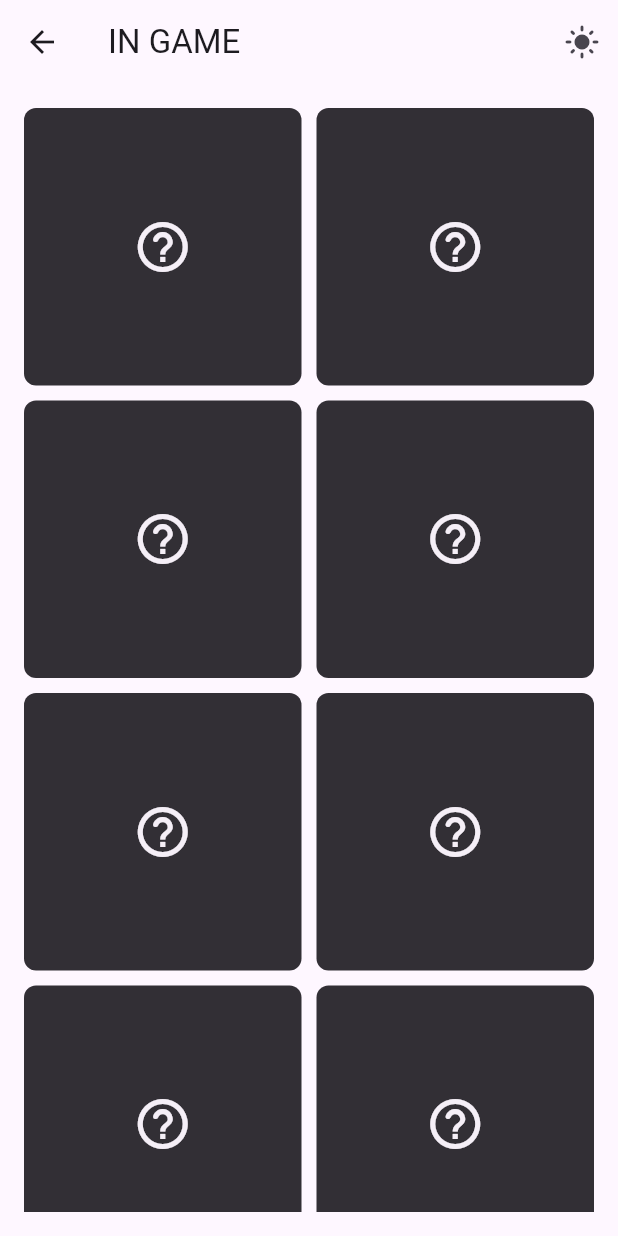
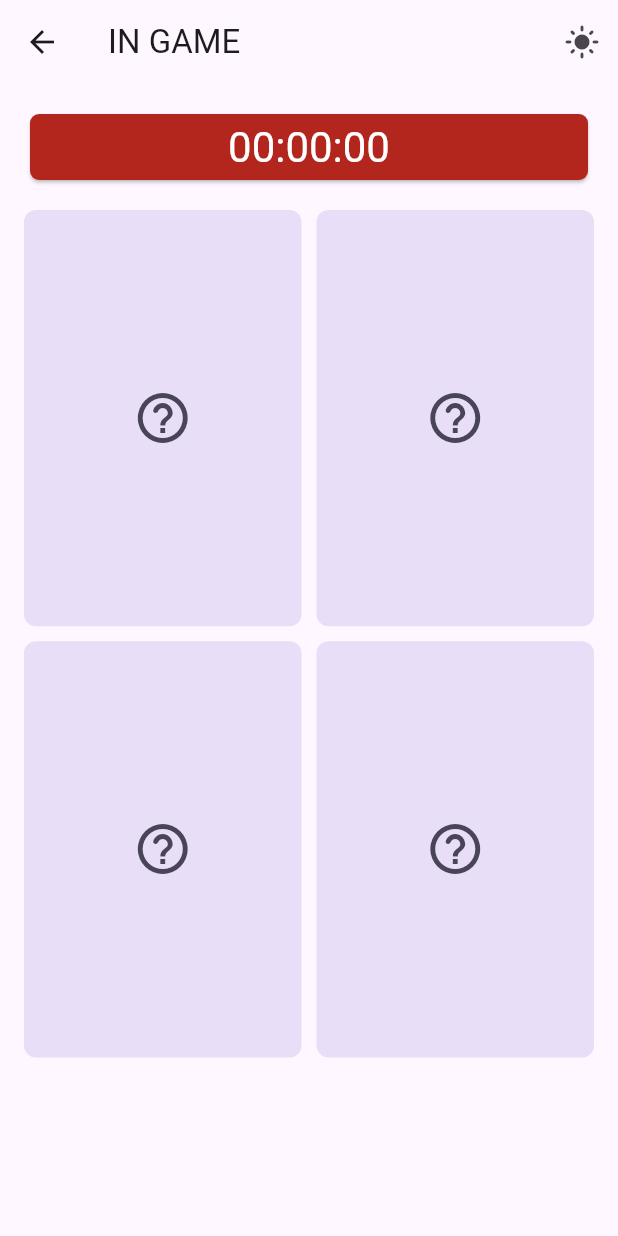
Before and after one commit to canonflow/et_imatching_canonflow, a Flutter app: the GameScreen screen opened by its route, on a phone screen of 412 x 824 dp. Run offline on Flutter 3.47's test engine with Material 3 defaults, Android fonts, the phone set to English and light mode, and no system bars; drawn by our look-alikes of flip_card; our stand-ins replace google_fonts; missing offline and left inert: json_theme; network calls fail.

Commit message:
style: style card and adjust grid size

```diff
--- a/lib/screens/game.dart
+++ b/lib/screens/game.dart
@@ -13,8 +13,10 @@ class GameScreen extends StatefulWidget {
 }
 
 class _GameScreenState extends State<GameScreen> {
-  int _level = 2;
+  int _level = 1;
   int _score = 0;
+  int _mistakes = 0;
+  int _moves = 0;
   bool _inAnimation = false;
   late List<match_image_class.MatchImage> images;
   List<match_image_class.MatchImage> tappedCards = [];
@@ -89,14 +91,40 @@ class _GameScreenState extends State<GameScreen> {
       body: Padding(
         padding: const EdgeInsets.all(16),
         child: SingleChildScrollView(
-          child: GridView.builder(
+          child: Column(
+            children: [
+              // ===== HEADER =====
+              Card(
+                color: Theme.of(context).colorScheme.error,
+                shape: RoundedRectangleBorder(
+                    borderRadius: BorderRadius.circular(6)
+                ),
+                clipBehavior: Clip.antiAlias,
+                child: Padding(
+                  padding: EdgeInsets.symmetric(vertical: 4),
+                  child: Center(
+                    child: Text(
+                      "00:00:00",
+                      style: Theme.of(context).textTheme.headlineMedium?.copyWith(
+                        color: Theme.of(context).colorScheme.onError
+                      ),
+                    ),
+                  ),
+                )
+              ),
+
+              SizedBox(height: 16),
+
+              // ===== KARTU =====
+              GridView.builder(
                 shrinkWrap: true,
                 physics: NeverScrollableScrollPhysics(),
                 itemCount: images.length,
                 gridDelegate: SliverGridDelegateWithFixedCrossAxisCount(
-              crossAxisCount: (_level < 3) ? 2 : 3,
+                  crossAxisCount: (_level < 2) ? 2 : 4,
                   crossAxisSpacing: 10,
-              mainAxisSpacing: 10
+                  mainAxisSpacing: 10,
+                  childAspectRatio: 2 / 3
                 ),
                 itemBuilder: (context, index) {
                   final card = images[index];
@@ -108,29 +136,44 @@ class _GameScreenState extends State<GameScreen> {
                       onTap: () => onCardTap(index),
                       child: Container(
                         decoration: BoxDecoration(
-                      color: Theme.of(context).colorScheme.inverseSurface,
+                          color: Theme.of(context).colorScheme.secondaryContainer,
                           borderRadius: BorderRadius.circular(8),
                         ),
                         child: Center(
                           child: Icon(
                             Icons.help_outline_rounded,
                             size: 40,
-                        color: Theme.of(context).colorScheme.onInverseSurface,
+                            color: Theme.of(context).colorScheme.onSecondaryContainer,
                           ),
                         ),
                       ),
                     ),
                     back: Container(
+                      padding: EdgeInsets.all(10),
                       decoration: BoxDecoration(
-                    image: DecorationImage(
-                      image: AssetImage(card.image),
-                      fit: BoxFit.cover,
+                        color: Theme.of(context).colorScheme.secondaryContainer,
+                        borderRadius: BorderRadius.circular(8),
                       ),
-                    borderRadius: BorderRadius.circular(8),
+                      child: Container(
+                        child: Column(
+                          mainAxisAlignment: MainAxisAlignment.center,
+                          children: [
+                            Image.asset(card.image),
+                            SizedBox(height: 18),
+                            Text(
+                              card.name,
+                              style: Theme.of(context).textTheme.titleLarge?.copyWith(
+                                color: Theme.of(context).colorScheme.onSecondaryContainer
+                              ),
+                            ),
+                          ],
+                        ),
                       ),
                     ),
                   );
                 }
+              ),
+            ]
           ),
         ),
       ),
```
Lines whose indentation alone changed are shown as unchanged.
